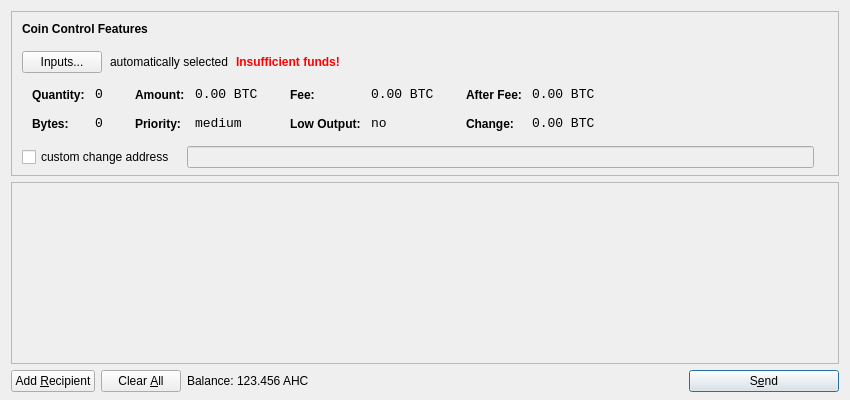
aglehcoin-project/ac, file src/qt/forms/sendcoinsdialog.ui: the form before one commit.
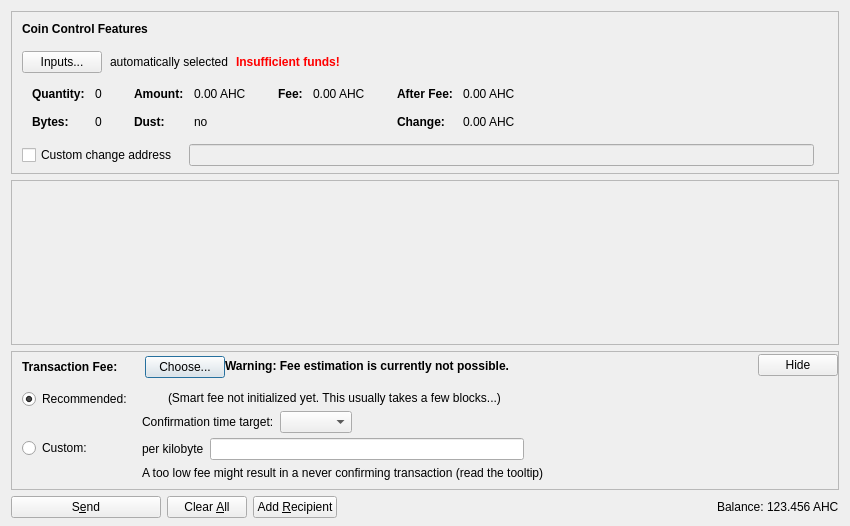
The form after the commit. Icons and pictures are not drawn. Custom widgets are drawn as their Qt base class.

```diff
--- a/src/qt/forms/sendcoinsdialog.ui
+++ b/src/qt/forms/sendcoinsdialog.ui
@@ -7,13 +7,13 @@
     <x>0</x>
     <y>0</y>
     <width>850</width>
-    <height>400</height>
+    <height>526</height>
    </rect>
   </property>
   <property name="windowTitle">
    <string>Send Coins</string>
   </property>
-  <layout class="QVBoxLayout" name="verticalLayout" stretch="0,1,0">
+  <layout class="QVBoxLayout" name="verticalLayout" stretch="0,1,0,0">
    <property name="bottomMargin">
     <number>8</number>
    </property>
@@ -39,7 +39,7 @@
      </property>
      <layout class="QVBoxLayout" name="verticalLayoutCoinControl2">
       <property name="spacing">
-       <number>-1</number>
+       <number>0</number>
       </property>
       <property name="leftMargin">
        <number>0</number>
@@ -109,6 +109,9 @@
             <property name="text">
              <string>Inputs...</string>
             </property>
+            <property name="autoDefault">
+             <bool>false</bool>
+            </property>
            </widget>
           </item>
           <item>
@@ -173,7 +176,16 @@
            <string notr="true"/>
           </property>
           <layout class="QHBoxLayout" name="horizontalLayoutCoinControl5">
-           <property name="margin">
+           <property name="leftMargin">
+            <number>0</number>
+           </property>
+           <property name="topMargin">
+            <number>0</number>
+           </property>
+           <property name="rightMargin">
+            <number>0</number>
+           </property>
+           <property name="bottomMargin">
             <number>0</number>
            </property>
            <item>
@@ -206,8 +218,11 @@
                </property>
                <item row="0" column="0">
                 <widget class="QLabel" name="labelCoinControlQuantityText">
-                 <property name="styleSheet">
-                  <string notr="true">font-weight:bold;</string>
+                 <property name="font">
+                  <font>
+                   <weight>75</weight>
+                   <bold>true</bold>
+                  </font>
                  </property>
                  <property name="text">
                   <string>Quantity:</string>
@@ -219,12 +234,6 @@
                </item>
                <item row="0" column="1">
                 <widget class="QLabel" name="labelCoinControlQuantity">
-                 <property name="font">
-                  <font>
-                   <family>Monospace</family>
-                   <pointsize>10</pointsize>
-                  </font>
-                 </property>
                  <property name="cursor">
                   <cursorShape>IBeamCursor</cursorShape>
                  </property>
@@ -244,8 +253,11 @@
                </item>
                <item row="1" column="0">
                 <widget class="QLabel" name="labelCoinControlBytesText">
-                 <property name="styleSheet">
-                  <string notr="true">font-weight:bold;</string>
+                 <property name="font">
+                  <font>
+                   <weight>75</weight>
+                   <bold>true</bold>
+                  </font>
                  </property>
                  <property name="text">
                   <string>Bytes:</string>
@@ -254,12 +266,6 @@
                </item>
                <item row="1" column="1">
                 <widget class="QLabel" name="labelCoinControlBytes">
-                 <property name="font">
-                  <font>
-                   <family>Monospace</family>
-                   <pointsize>10</pointsize>
-                  </font>
-                 </property>
                  <property name="cursor">
                   <cursorShape>IBeamCursor</cursorShape>
                  </property>
@@ -295,8 +301,11 @@
                </property>
                <item row="0" column="0">
                 <widget class="QLabel" name="labelCoinControlAmountText">
-                 <property name="styleSheet">
-                  <string notr="true">font-weight:bold;</string>
+                 <property name="font">
+                  <font>
+                   <weight>75</weight>
+                   <bold>true</bold>
+                  </font>
                  </property>
                  <property name="text">
                   <string>Amount:</string>
@@ -308,12 +317,6 @@
                </item>
                <item row="0" column="1">
                 <widget class="QLabel" name="labelCoinControlAmount">
-                 <property name="font">
-                  <font>
-                   <family>Monospace</family>
-                   <pointsize>10</pointsize>
-                  </font>
-                 </property>
                  <property name="cursor">
                   <cursorShape>IBeamCursor</cursorShape>
                  </property>
@@ -321,7 +324,7 @@
                   <enum>Qt::ActionsContextMenu</enum>
                  </property>
                  <property name="text">
-                  <string notr="true">0.00 BTC</string>
+                  <string notr="true">0.00 AHC</string>
                  </property>
                  <property name="textInteractionFlags">
                   <set>Qt::LinksAccessibleByMouse|Qt::TextSelectableByKeyboard|Qt::TextSelectableByMouse</set>
@@ -329,23 +332,20 @@
                 </widget>
                </item>
                <item row="1" column="0">
-                <widget class="QLabel" name="labelCoinControlPriorityText">
-                 <property name="styleSheet">
-                  <string notr="true">font-weight:bold;</string>
+                <widget class="QLabel" name="labelCoinControlLowOutputText">
+                 <property name="font">
+                  <font>
+                   <weight>75</weight>
+                   <bold>true</bold>
+                  </font>
                  </property>
                  <property name="text">
-                  <string>Priority:</string>
+                  <string>Dust:</string>
                  </property>
                 </widget>
                </item>
                <item row="1" column="1">
-                <widget class="QLabel" name="labelCoinControlPriority">
-                 <property name="font">
-                  <font>
-                   <family>Monospace</family>
-                   <pointsize>10</pointsize>
-                  </font>
-                 </property>
+                <widget class="QLabel" name="labelCoinControlLowOutput">
                  <property name="cursor">
                   <cursorShape>IBeamCursor</cursorShape>
                  </property>
@@ -353,7 +353,7 @@
                   <enum>Qt::ActionsContextMenu</enum>
                  </property>
                  <property name="text">
-                  <string>medium</string>
+                  <string notr="true">no</string>
                  </property>
                  <property name="textInteractionFlags">
                   <set>Qt::LinksAccessibleByMouse|Qt::TextSelectableByKeyboard|Qt::TextSelectableByMouse</set>
@@ -381,8 +381,11 @@
                </property>
                <item row="0" column="0">
                 <widget class="QLabel" name="labelCoinControlFeeText">
-                 <property name="styleSheet">
-                  <string notr="true">font-weight:bold;</string>
+                 <property name="font">
+                  <font>
+                   <weight>75</weight>
+                   <bold>true</bold>
+                  </font>
                  </property>
                  <property name="text">
                   <string>Fee:</string>
@@ -394,12 +397,6 @@
                </item>
                <item row="0" column="1">
                 <widget class="QLabel" name="labelCoinControlFee">
-                 <property name="font">
-                  <font>
-                   <family>Monospace</family>
-                   <pointsize>10</pointsize>
-                  </font>
-                 </property>
                  <property name="cursor">
                   <cursorShape>IBeamCursor</cursorShape>
                  </property>
@@ -407,39 +404,7 @@
                   <enum>Qt::ActionsContextMenu</enum>
                  </property>
                  <property name="text">
-                  <string notr="true">0.00 BTC</string>
-                 </property>
-                 <property name="textInteractionFlags">
-                  <set>Qt::LinksAccessibleByMouse|Qt::TextSelectableByKeyboard|Qt::TextSelectableByMouse</set>
-                 </property>
-                </widget>
-               </item>
-               <item row="1" column="0">
-                <widget class="QLabel" name="labelCoinControlLowOutputText">
-                 <property name="styleSheet">
-                  <string notr="true">font-weight:bold;</string>
-                 </property>
-                 <property name="text">
-                  <string>Low Output:</string>
-                 </property>
-                </widget>
-               </item>
-               <item row="1" column="1">
-                <widget class="QLabel" name="labelCoinControlLowOutput">
-                 <property name="font">
-                  <font>
-                   <family>Monospace</family>
-                   <pointsize>10</pointsize>
-                  </font>
-                 </property>
-                 <property name="cursor">
-                  <cursorShape>IBeamCursor</cursorShape>
-                 </property>
-                 <property name="contextMenuPolicy">
-                  <enum>Qt::ActionsContextMenu</enum>
-                 </property>
-                 <property name="text">
-                  <string>no</string>
+                  <string notr="true">0.00 AHC</string>
                  </property>
                  <property name="textInteractionFlags">
                   <set>Qt::LinksAccessibleByMouse|Qt::TextSelectableByKeyboard|Qt::TextSelectableByMouse</set>
@@ -467,8 +432,11 @@
                </property>
                <item row="0" column="0">
                 <widget class="QLabel" name="labelCoinControlAfterFeeText">
-                 <property name="styleSheet">
-                  <string notr="true">font-weight:bold;</string>
+                 <property name="font">
+                  <font>
+                   <weight>75</weight>
+                   <bold>true</bold>
+                  </font>
                  </property>
                  <property name="text">
                   <string>After Fee:</string>
@@ -480,12 +448,6 @@
                </item>
                <item row="0" column="1">
                 <widget class="QLabel" name="labelCoinControlAfterFee">
-                 <property name="font">
-                  <font>
-                   <family>Monospace</family>
-                   <pointsize>10</pointsize>
-                  </font>
-                 </property>
                  <property name="cursor">
                   <cursorShape>IBeamCursor</cursorShape>
                  </property>
@@ -493,7 +455,7 @@
                   <enum>Qt::ActionsContextMenu</enum>
                  </property>
                  <property name="text">
-                  <string notr="true">0.00 BTC</string>
+                  <string notr="true">0.00 AHC</string>
                  </property>
                  <property name="textInteractionFlags">
                   <set>Qt::LinksAccessibleByMouse|Qt::TextSelectableByKeyboard|Qt::TextSelectableByMouse</set>
@@ -502,8 +464,11 @@
                </item>
                <item row="1" column="0">
                 <widget class="QLabel" name="labelCoinControlChangeText">
-                 <property name="styleSheet">
-                  <string notr="true">font-weight:bold;</string>
+                 <property name="font">
+                  <font>
+                   <weight>75</weight>
+                   <bold>true</bold>
+                  </font>
                  </property>
                  <property name="text">
                   <string>Change:</string>
@@ -512,12 +477,6 @@
                </item>
                <item row="1" column="1">
                 <widget class="QLabel" name="labelCoinControlChange">
-                 <property name="font">
-                  <font>
-                   <family>Monospace</family>
-                   <pointsize>10</pointsize>
-                  </font>
-                 </property>
                  <property name="cursor">
                   <cursorShape>IBeamCursor</cursorShape>
                  </property>
@@ -525,7 +484,7 @@
                   <enum>Qt::ActionsContextMenu</enum>
                  </property>
                  <property name="text">
-                  <string notr="true">0.00 BTC</string>
+                  <string notr="true">0.00 AHC</string>
                  </property>
                  <property name="textInteractionFlags">
                   <set>Qt::LinksAccessibleByMouse|Qt::TextSelectableByKeyboard|Qt::TextSelectableByMouse</set>
@@ -555,13 +514,16 @@
           </property>
           <item>
            <widget class="QCheckBox" name="checkBoxCoinControlChange">
+            <property name="toolTip">
+             <string>If this is activated, but the change address is empty or invalid, change will be sent to a newly generated address.</string>
+            </property>
             <property name="text">
-             <string>custom change address</string>
+             <string>Custom change address</string>
             </property>
            </widget>
           </item>
           <item>
-           <widget class="QLineEdit" name="lineEditCoinControlChange">
+           <widget class="QValidatedLineEdit" name="lineEditCoinControlChange">
             <property name="enabled">
              <bool>false</bool>
             </property>
@@ -626,11 +588,20 @@
         <x>0</x>
         <y>0</y>
         <width>830</width>
-        <height>165</height>
+        <height>104</height>
        </rect>
       </property>
-      <layout class="QVBoxLayout" name="verticalLayout_2">
-       <property name="margin">
+      <layout class="QVBoxLayout" name="verticalLayout_2" stretch="0,1">
+       <property name="leftMargin">
+        <number>0</number>
+       </property>
+       <property name="topMargin">
+        <number>0</number>
+       </property>
+       <property name="rightMargin">
+        <number>0</number>
+       </property>
+       <property name="bottomMargin">
         <number>0</number>
        </property>
        <item>
@@ -657,23 +628,497 @@
      </widget>
     </widget>
    </item>
+   <item>
+    <widget class="QFrame" name="frameFee">
+     <property name="sizePolicy">
+      <sizepolicy hsizetype="Expanding" vsizetype="Expanding">
+       <horstretch>0</horstretch>
+       <verstretch>0</verstretch>
+      </sizepolicy>
+     </property>
+     <property name="maximumSize">
+      <size>
+       <width>16777215</width>
+       <height>16777215</height>
+      </size>
+     </property>
+     <property name="frameShape">
+      <enum>QFrame::StyledPanel</enum>
+     </property>
+     <property name="frameShadow">
+      <enum>QFrame::Sunken</enum>
+     </property>
+     <layout class="QVBoxLayout" name="verticalLayoutFee1">
+      <property name="spacing">
+       <number>0</number>
+      </property>
+      <property name="leftMargin">
+       <number>0</number>
+      </property>
+      <property name="topMargin">
+       <number>0</number>
+      </property>
+      <property name="rightMargin">
+       <number>0</number>
+      </property>
+      <property name="bottomMargin">
+       <number>0</number>
+      </property>
+      <item>
+       <layout class="QVBoxLayout" name="verticalLayoutFee2" stretch="0,0,0">
+        <property name="spacing">
+         <number>0</number>
+        </property>
+        <property name="leftMargin">
+         <number>10</number>
+        </property>
+        <property name="topMargin">
+         <number>0</number>
+        </property>
+        <item>
+         <layout class="QHBoxLayout" name="horizontalLayoutFee1">
+          <property name="bottomMargin">
+           <number>0</number>
+          </property>
+          <item>
+           <layout class="QVBoxLayout" name="verticalLayoutFee7">
+            <property name="spacing">
+             <number>0</number>
+            </property>
+            <item>
+             <spacer name="verticalSpacerSmartFee">
+              <property name="orientation">
+               <enum>Qt::Vertical</enum>
+              </property>
+              <property name="sizeType">
+               <enum>QSizePolicy::Fixed</enum>
+              </property>
+              <property name="sizeHint" stdset="0">
+               <size>
+                <width>1</width>
+                <height>4</height>
+               </size>
+              </property>
+             </spacer>
+            </item>
+            <item>
+             <layout class="QHBoxLayout" name="horizontalLayoutSmartFee">
+              <property name="spacing">
+               <number>10</number>
+              </property>
+              <item>
+               <widget class="QLabel" name="labelFeeHeadline">
+                <property name="sizePolicy">
+                 <sizepolicy hsizetype="Preferred" vsizetype="Maximum">
+                  <horstretch>0</horstretch>
+                  <verstretch>0</verstretch>
+                 </sizepolicy>
+                </property>
+                <property name="font">
+                 <font>
+                  <weight>75</weight>
+                  <bold>true</bold>
+                 </font>
+                </property>
+                <property name="styleSheet">
+                 <string notr="true">font-weight:bold;</string>
+                </property>
+                <property name="text">
+                 <string>Transaction Fee:</string>
+                </property>
+               </widget>
+              </item>
+              <item>
+               <widget class="QLabel" name="labelFeeMinimized">
+                <property name="text">
+                 <string/>
+                </property>
+               </widget>
+              </item>
+              <item>
+               <widget class="QPushButton" name="buttonChooseFee">
+                <property name="text">
+                 <string>Choose...</string>
+                </property>
+               </widget>
+              </item>
+             </layout>
+            </item>
+            <item>
+             <spacer name="verticalSpacer_5">
+              <property name="orientation">
+               <enum>Qt::Vertical</enum>
+              </property>
+              <property name="sizeHint" stdset="0">
+               <size>
+                <width>1</width>
+                <height>1</height>
+               </size>
+              </property>
+             </spacer>
+            </item>
+           </layout>
+          </item>
+          <item>
+           <widget class="QLabel" name="fallbackFeeWarningLabel">
+            <property name="toolTip">
+             <string>Using the fallbackfee can result in sending a transaction that will take several hours or days (or never) to confirm. Consider choosing your fee manually or wait until you have validated the complete chain.</string>
+            </property>
+            <property name="font">
+            <font>
+                <weight>75</weight>
+                <bold>true</bold>
+            </font>
+            </property>
+            <property name="text">
+             <string>Warning: Fee estimation is currently not possible.</string>
+            </property>
+            <property name="wordWrap">
+             <bool>false</bool>
+            </property>
+           </widget>
+          </item>
+          <item>
+           <spacer name="horizontalSpacer_4">
+            <property name="orientation">
+             <enum>Qt::Horizontal</enum>
+            </property>
+            <property name="sizeType">
+             <enum>QSizePolicy::MinimumExpanding</enum>
+            </property>
+            <property name="sizeHint" stdset="0">
+             <size>
+              <width>40</width>
+              <height>20</height>
+             </size>
+            </property>
+           </spacer>
+          </item>
+          <item>
+           <widget class="QPushButton" name="buttonMinimizeFee">
+            <property name="toolTip">
+             <string>collapse fee-settings</string>
+            </property>
+            <property name="text">
+             <string>Hide</string>
+            </property>
+           </widget>
+          </item>
+         </layout>
+        </item>
+        <item>
+         <widget class="QFrame" name="frameFeeSelection">
+          <layout class="QVBoxLayout" name="verticalLayoutFee12">
+           <property name="spacing">
+            <number>0</number>
+           </property>
+           <property name="leftMargin">
+            <number>0</number>
+           </property>
+           <property name="topMargin">
+            <number>0</number>
+           </property>
+           <property name="rightMargin">
+            <number>0</number>
+           </property>
+           <property name="bottomMargin">
+            <number>0</number>
+           </property>
+           <item>
+            <layout class="QGridLayout" name="gridLayoutFee">
+             <property name="topMargin">
+              <number>10</number>
+             </property>
+             <property name="bottomMargin">
+              <number>4</number>
+             </property>
+             <property name="horizontalSpacing">
+              <number>10</number>
+             </property>
+             <property name="verticalSpacing">
+              <number>4</number>
+             </property>
+             <item row="1" column="1">
+              <layout class="QVBoxLayout" name="verticalLayoutFee8">
+               <property name="spacing">
+                <number>6</number>
+               </property>
+               <item>
+                <layout class="QHBoxLayout" name="horizontalLayoutFee13">
+                 <item>
+                  <widget class="QLabel" name="labelCustomPerKilobyte">
+                   <property name="toolTip">
+                    <string>Specify a custom fee per kB (1,000 bytes) of the transaction's virtual size.
+
+Note:  Since the fee is calculated on a per-byte basis, a fee of "100 satoshis per kB" for a transaction size of 500 bytes (half of 1 kB) would ultimately yield a fee of only 50 satoshis.</string>
+                   </property>
+                   <property name="text">
+                    <string>per kilobyte</string>
+                   </property>
+                  </widget>
+                 </item>
+                 <item>
+                  <widget class="BitcoinAmountField" name="customFee"/>
+                 </item>
+                 <item>
+                  <spacer name="horizontalSpacer_6">
+                   <property name="orientation">
+                    <enum>Qt::Horizontal</enum>
+                   </property>
+                   <property name="sizeHint" stdset="0">
+                    <size>
+                     <width>1</width>
+                     <height>1</height>
+                    </size>
+                   </property>
+                  </spacer>
+                 </item>
+                </layout>
+               </item>
+               <item>
+                <layout class="QHBoxLayout" name="horizontalLayoutFee8">
+                 <item>
+                  <widget class="QLabel" name="labelCustomFeeWarning">
+                   <property name="enabled">
+                    <bool>true</bool>
+                   </property>
+                   <property name="toolTip">
+                    <string>When there is less transaction volume than space in the blocks, miners as well as relaying nodes may enforce a minimum fee. Paying only this minimum fee is just fine, but be aware that this can result in a never confirming transaction once there is more demand for aglehcoin transactions than the network can process.</string>
+                   </property>
+                   <property name="text">
+                    <string>A too low fee might result in a never confirming transaction (read the tooltip)</string>
+                   </property>
+                  </widget>
+                 </item>
+                 <item>
+                  <spacer name="horizontalSpacer_2">
+                   <property name="orientation">
+                    <enum>Qt::Horizontal</enum>
+                   </property>
+                   <property name="sizeHint" stdset="0">
+                    <size>
+                     <width>1</width>
+                     <height>1</height>
+                    </size>
+                   </property>
+                  </spacer>
+                 </item>
+                </layout>
+               </item>
+              </layout>
+             </item>
+             <item row="0" column="0">
+              <layout class="QVBoxLayout" name="verticalLayoutFee4" stretch="0,1">
+               <item>
+                <widget class="QRadioButton" name="radioSmartFee">
+                 <property name="text">
+                  <string>Recommended:</string>
+                 </property>
+                 <property name="checked">
+                  <bool>true</bool>
+                 </property>
+                 <attribute name="buttonGroup">
+                  <string notr="true">groupFee</string>
+                 </attribute>
+                </widget>
+               </item>
+               <item>
+                <spacer name="verticalSpacer_2">
+                 <property name="orientation">
+                  <enum>Qt::Vertical</enum>
+                 </property>
+                 <property name="sizeHint" stdset="0">
+                  <size>
+                   <width>1</width>
+                   <height>1</height>
+                  </size>
+                 </property>
+                </spacer>
+               </item>
+              </layout>
+             </item>
+             <item row="1" column="0">
+              <layout class="QVBoxLayout" name="verticalLayoutFee9" stretch="0,1">
+               <item>
+                <widget class="QRadioButton" name="radioCustomFee">
+                 <property name="text">
+                  <string>Custom:</string>
+                 </property>
+                 <attribute name="buttonGroup">
+                  <string notr="true">groupFee</string>
+                 </attribute>
+                </widget>
+               </item>
+               <item>
+                <spacer name="verticalSpacer_6">
+                 <property name="orientation">
+                  <enum>Qt::Vertical</enum>
+                 </property>
+                 <property name="sizeHint" stdset="0">
+                  <size>
+                   <width>1</width>
+                   <height>1</height>
+                  </size>
+                 </property>
+                </spacer>
+               </item>
+              </layout>
+             </item>
+             <item row="0" column="1">
+              <layout class="QVBoxLayout" name="verticalLayoutFee3" stretch="0,0,1">
+               <property name="spacing">
+                <number>6</number>
+               </property>
+               <property name="topMargin">
+                <number>2</number>
+               </property>
+               <item>
+                <layout class="QHBoxLayout" name="horizontalLayoutFee12">
+                 <item>
+                  <widget class="QLabel" name="labelSmartFee">
+                   <property name="text">
+                    <string/>
+                   </property>
+                  </widget>
+                 </item>
+                 <item>
+                  <widget class="QLabel" name="labelFeeEstimation">
+                   <property name="text">
+                    <string/>
+                   </property>
+                  </widget>
+                 </item>
+                 <item>
+                  <widget class="QLabel" name="labelSmartFee2">
+                   <property name="text">
+                    <string>(Smart fee not initialized yet. This usually takes a few blocks...)</string>
+                   </property>
+                  </widget>
+                 </item>
+                 <item>
+                  <spacer name="horizontalSpacer_5">
+                   <property name="orientation">
+                    <enum>Qt::Horizontal</enum>
+                   </property>
+                   <property name="sizeHint" stdset="0">
+                    <size>
+                     <width>1</width>
+                     <height>1</height>
+                    </size>
+                   </property>
+                  </spacer>
+                 </item>
+                </layout>
+               </item>
+               <item>
+                <layout class="QHBoxLayout" name="horizontalLayoutFee9">
+                 <item>
+                  <layout class="QVBoxLayout" name="verticalLayoutFee6">
+                   <item>
+                    <widget class="QLabel" name="labelSmartFee3">
+                     <property name="text">
+                      <string>Confirmation time target:</string>
+                     </property>
+                    </widget>
+                   </item>
+                  </layout>
+                 </item>
+                 <item>
+                  <layout class="QVBoxLayout" name="verticalLayoutFee5">
+                   <property name="rightMargin">
+                    <number>30</number>
+                   </property>
+                   <item>
+                    <layout class="QHBoxLayout" name="horizontalLayoutConfTarget">
+                     <property name="bottomMargin">
+                      <number>0</number>
+                     </property>
+                     <item>
+                      <widget class="QComboBox" name="confTargetSelector"/>
+                     </item>
+                     <item>
+                      <spacer name="horizontalSpacerConfTarget">
+                       <property name="orientation">
+                        <enum>Qt::Horizontal</enum>
+                       </property>
+                       <property name="sizeHint" stdset="0">
+                        <size>
+                         <width>40</width>
+                         <height>20</height>
+                        </size>
+                       </property>
+                      </spacer>
+                     </item>
+                    </layout>
+                   </item>
+                  </layout>
+                 </item>
+                </layout>
+               </item>
+               <item>
+                <spacer name="verticalSpacer_4">
+                 <property name="orientation">
+                  <enum>Qt::Vertical</enum>
+                 </property>
+                 <property name="sizeHint" stdset="0">
+                  <size>
+                   <width>1</width>
+                   <height>1</height>
+                  </size>
+                 </property>
+                </spacer>
+               </item>
+              </layout>
+             </item>
+            </layout>
+           </item>
+          </layout>
+         </widget>
+        </item>
+        <item>
+         <spacer name="verticalSpacerFee">
+          <property name="orientation">
+           <enum>Qt::Vertical</enum>
+          </property>
+          <property name="sizeHint" stdset="0">
+           <size>
+            <width>40</width>
+            <height>5</height>
+           </size>
+          </property>
+         </spacer>
+        </item>
+       </layout>
+      </item>
+     </layout>
+    </widget>
+   </item>
    <item>
     <layout class="QHBoxLayout" name="horizontalLayout">
      <item>
-      <widget class="QPushButton" name="addButton">
+      <widget class="QPushButton" name="sendButton">
+       <property name="minimumSize">
+        <size>
+         <width>150</width>
+         <height>0</height>
+        </size>
+       </property>
        <property name="toolTip">
-        <string>Send to multiple recipients at once</string>
+        <string>Confirm the send action</string>
        </property>
        <property name="text">
-        <string>Add &amp;Recipient</string>
+        <string>S&amp;end</string>
        </property>
        <property name="icon">
         <iconset resource="../bitcoin.qrc">
-         <normaloff>:/icons/add</normaloff>:/icons/add</iconset>
+         <normaloff>:/icons/send</normaloff>:/icons/send</iconset>
        </property>
        <property name="autoDefault">
         <bool>false</bool>
        </property>
+       <property name="default">
+        <bool>false</bool>
+       </property>
       </widget>
      </item>
      <item>
@@ -685,7 +1130,7 @@
         </sizepolicy>
        </property>
        <property name="toolTip">
-        <string>Remove all transaction fields</string>
+        <string>Clear all fields of the form.</string>
        </property>
        <property name="text">
         <string>Clear &amp;All</string>
@@ -694,14 +1139,41 @@
         <iconset resource="../bitcoin.qrc">
          <normaloff>:/icons/remove</normaloff>:/icons/remove</iconset>
        </property>
-       <property name="autoRepeatDelay">
-        <number>300</number>
+       <property name="autoDefault">
+        <bool>false</bool>
        </property>
+      </widget>
+     </item>
+     <item>
+      <widget class="QPushButton" name="addButton">
+       <property name="toolTip">
+        <string>Send to multiple recipients at once</string>
+       </property>
+       <property name="text">
+        <string>Add &amp;Recipient</string>
+       </property>
+       <property name="icon">
+        <iconset resource="../bitcoin.qrc">
+         <normaloff>:/icons/add</normaloff>:/icons/add</iconset>
+       </property>
        <property name="autoDefault">
         <bool>false</bool>
        </property>
       </widget>
      </item>
+     <item>
+      <spacer name="horizontalSpacer">
+       <property name="orientation">
+        <enum>Qt::Horizontal</enum>
+       </property>
+       <property name="sizeHint" stdset="0">
+        <size>
+         <width>40</width>
+         <height>20</height>
+        </size>
+       </property>
+      </spacer>
+     </item>
      <item>
       <layout class="QHBoxLayout" name="horizontalLayout_2">
        <property name="spacing">
@@ -709,6 +1181,12 @@
        </property>
        <item>
         <widget class="QLabel" name="label">
+         <property name="sizePolicy">
+          <sizepolicy hsizetype="Preferred" vsizetype="Fixed">
+           <horstretch>0</horstretch>
+           <verstretch>0</verstretch>
+          </sizepolicy>
+         </property>
          <property name="text">
           <string>Balance:</string>
          </property>
@@ -716,11 +1194,17 @@
        </item>
        <item>
         <widget class="QLabel" name="labelBalance">
+         <property name="sizePolicy">
+          <sizepolicy hsizetype="Preferred" vsizetype="Fixed">
+           <horstretch>0</horstretch>
+           <verstretch>0</verstretch>
+          </sizepolicy>
+         </property>
          <property name="cursor">
           <cursorShape>IBeamCursor</cursorShape>
          </property>
          <property name="text">
-          <string>123.456 AHC</string>
+          <string notr="true">123.456 AHC</string>
          </property>
          <property name="textInteractionFlags">
           <set>Qt::LinksAccessibleByMouse|Qt::TextSelectableByKeyboard|Qt::TextSelectableByMouse</set>
@@ -729,46 +1213,23 @@
        </item>
       </layout>
      </item>
-     <item>
-      <spacer name="horizontalSpacer">
-       <property name="orientation">
-        <enum>Qt::Horizontal</enum>
-       </property>
-       <property name="sizeHint" stdset="0">
-        <size>
-         <width>40</width>
-         <height>20</height>
-        </size>
-       </property>
-      </spacer>
-     </item>
-     <item>
-      <widget class="QPushButton" name="sendButton">
-       <property name="minimumSize">
-        <size>
-         <width>150</width>
-         <height>0</height>
-        </size>
-       </property>
-       <property name="toolTip">
-        <string>Confirm the send action</string>
-       </property>
-       <property name="text">
-        <string>S&amp;end</string>
-       </property>
-       <property name="icon">
-        <iconset resource="../bitcoin.qrc">
-         <normaloff>:/icons/send</normaloff>:/icons/send</iconset>
-       </property>
-       <property name="default">
-        <bool>true</bool>
-       </property>
-      </widget>
-     </item>
     </layout>
    </item>
   </layout>
  </widget>
+ <customwidgets>
+  <customwidget>
+   <class>QValidatedLineEdit</class>
+   <extends>QLineEdit</extends>
+   <header>qt/qvalidatedlineedit.h</header>
+  </customwidget>
+  <customwidget>
+   <class>BitcoinAmountField</class>
+   <extends>QLineEdit</extends>
+   <header>qt/bitcoinamountfield.h</header>
+   <container>1</container>
+  </customwidget>
+ </customwidgets>
  <resources>
   <include location="../bitcoin.qrc"/>
  </resources>
```
Left out of the diff: 3 changed lines with no effect on the pictures.
